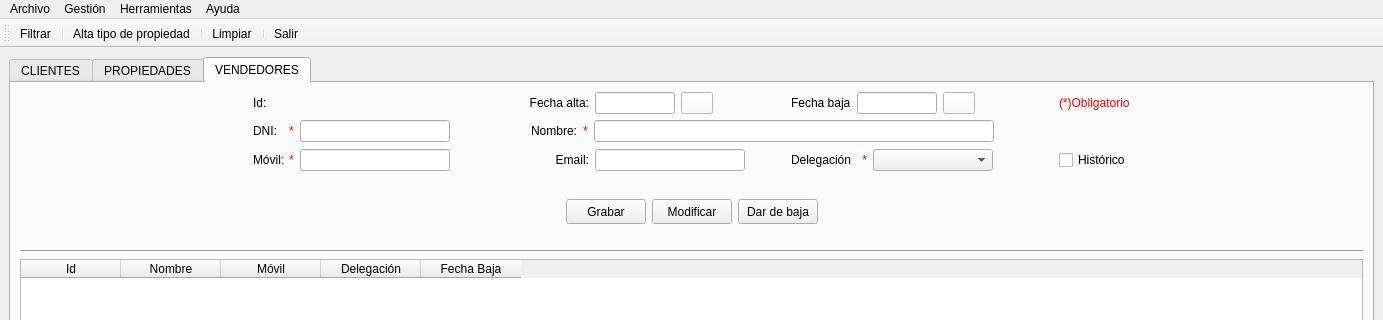
This is templates/venPrincipal.ui in yelkov/ProyectoDI as Qt 5 draws it before an edit; both pictures show x 0 to 1383 and y 0 to 320 of the 1383 by 793 pixel window. The edited form follows.
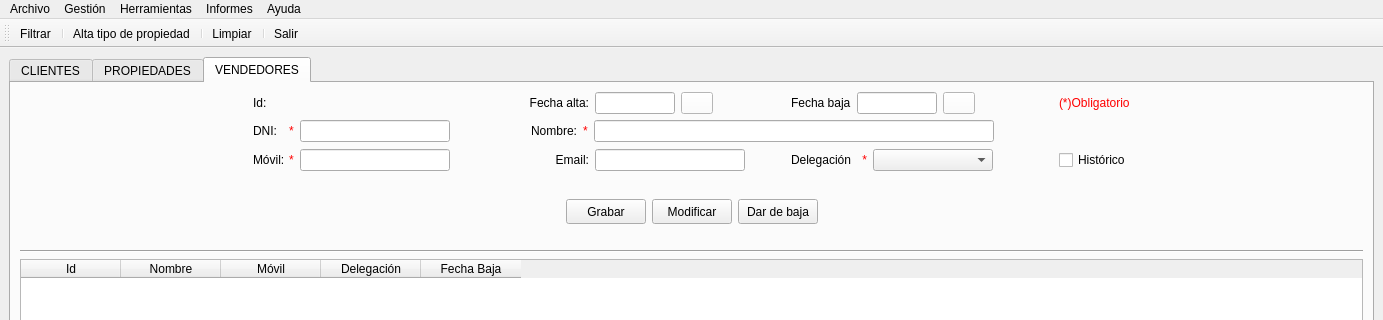
This is the edited form. Icons and pictures are not drawn.

Commit message: feat(): añadir informes.py

```diff
--- a/templates/venPrincipal.ui
+++ b/templates/venPrincipal.ui
@@ -5105,9 +5105,17 @@
     </property>
     <addaction name="actionTipo_propiedades"/>
    </widget>
+   <widget class="QMenu" name="menuInformes">
+    <property name="title">
+     <string>Informes</string>
+    </property>
+    <addaction name="actionListado_clientes"/>
+    <addaction name="actionListado_propiedades"/>
+   </widget>
    <addaction name="menuArchivo"/>
    <addaction name="menuGesti_n"/>
    <addaction name="menuHerramientas"/>
+   <addaction name="menuInformes"/>
    <addaction name="menuAyuda"/>
   </widget>
   <widget class="QStatusBar" name="statusbar"/>
```
Left out of the diff: 10 changed lines with no effect on the pictures. The commit also changes 5 other files.
